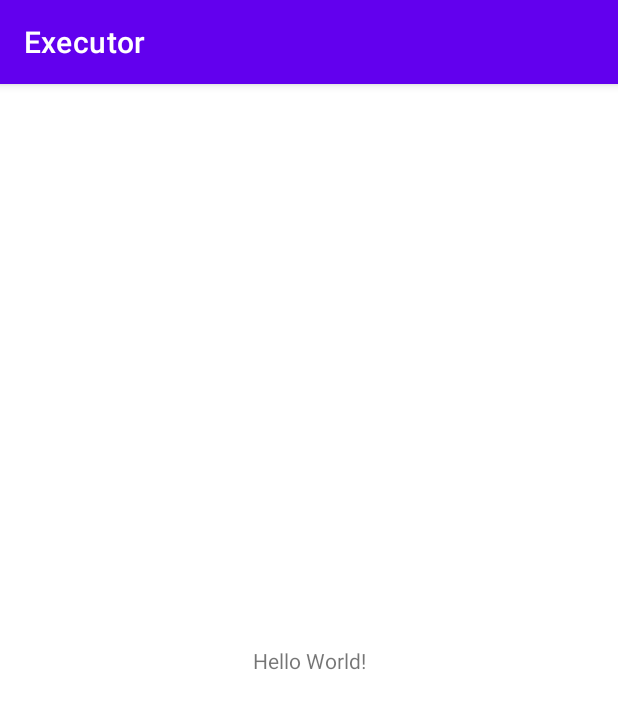
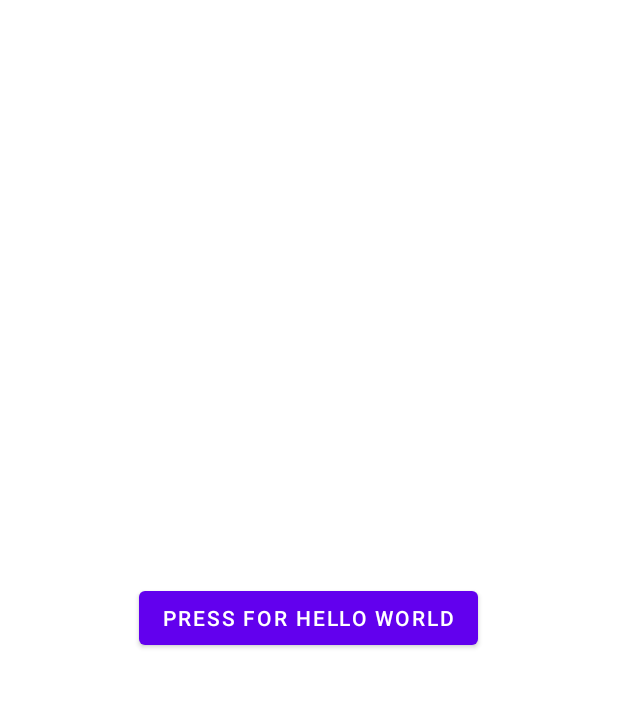
Before and after one commit to rohit-jangid/executor, an Android app: the screen it shows after launch (MainActivity), on a phone screen of 412 x 824 dp. Shown: the top 709 px of the screen. Run offline under Robolectric (Android 15) with nearby library versions, the phone set to English and light mode, and no system bars; our stand-ins replace Dagger/Hilt's generated code.

Commit message:
Basic Executor and Interactor.

```diff
--- a/app/build.gradle
+++ b/app/build.gradle
@@ -1,5 +1,6 @@
 plugins {
     id 'com.android.application'
+    id 'dagger.hilt.android.plugin'
 }
 
 android {
--- a/app/src/main/AndroidManifest.xml
+++ b/app/src/main/AndroidManifest.xml
@@ -3,6 +3,7 @@
     package="com.rohfl.executor">
 
     <application
+        android:name=".App"
         android:allowBackup="true"
         android:icon="@mipmap/ic_launcher"
         android:label="@string/app_name"
--- /dev/null
+++ b/app/src/main/java/com/rohfl/executor/App.java
@@ -0,0 +1,9 @@
+package com.rohfl.executor;
+
+import android.app.Application;
+
+import dagger.hilt.android.HiltAndroidApp;
+
+@HiltAndroidApp
+public class App extends Application {
+}
--- a/app/src/main/java/com/rohfl/executor/MainActivity.java
+++ b/app/src/main/java/com/rohfl/executor/MainActivity.java
@@ -3,12 +3,36 @@ package com.rohfl.executor;
 import androidx.appcompat.app.AppCompatActivity;
 
 import android.os.Bundle;
+import android.widget.Button;
+import android.widget.Toast;
 
-public class MainActivity extends AppCompatActivity {
+
+import com.rohfl.executor.interfaces.FetchHelloWorld;
+
+import javax.inject.Inject;
+
+import dagger.hilt.android.AndroidEntryPoint;
+
+@AndroidEntryPoint
+public class MainActivity extends AppCompatActivity{
+
+    Button button;
+
+    @Inject
+    FetchHelloWorld fetchHelloWorld;
 
     @Override
     protected void onCreate(Bundle savedInstanceState) {
         super.onCreate(savedInstanceState);
         setContentView(R.layout.activity_main);
+
+        button = findViewById(R.id.button);
+
+        button.setOnClickListener(v -> {
+            fetchHelloWorld.fetchHelloWorld(() -> {
+                Toast.makeText(this, "Hello World", Toast.LENGTH_SHORT).show();
+            });
+        });
+
     }
 }
--- /dev/null
+++ b/app/src/main/java/com/rohfl/executor/Module/ActivityModule.java
@@ -0,0 +1,18 @@
+package com.rohfl.executor.Module;
+
+import com.rohfl.executor.impl.FetchHelloWorldImpl;
+import com.rohfl.executor.interfaces.FetchHelloWorld;
+
+import dagger.Binds;
+import dagger.Module;
+import dagger.hilt.InstallIn;
+import dagger.hilt.android.components.ActivityComponent;
+
+@Module
+@InstallIn(ActivityComponent.class)
+public abstract class ActivityModule {
+
+    @Binds
+    public abstract FetchHelloWorld getFetchHelloWorld(FetchHelloWorldImpl fetchHelloWorld);
+
+}
--- /dev/null
+++ b/app/src/main/java/com/rohfl/executor/Module/AppModule.java
@@ -0,0 +1,27 @@
+package com.rohfl.executor.Module;
+
+import com.rohfl.executor.impl.ExecutorImpl;
+import com.rohfl.executor.impl.MainThreadImpl;
+import com.rohfl.executor.interfaces.Executor;
+import com.rohfl.executor.interfaces.MainThread;
+
+import javax.inject.Singleton;
+
+import dagger.Binds;
+import dagger.Module;
+import dagger.hilt.InstallIn;
+import dagger.hilt.components.SingletonComponent;
+
+@Module
+@InstallIn(SingletonComponent.class)
+public abstract class AppModule {
+
+    @Binds
+    @Singleton
+    abstract Executor getExecutor(ExecutorImpl executor);
+
+    @Binds
+    @Singleton
+    abstract MainThread getMainThread(MainThreadImpl mainThread);
+
+}
--- /dev/null
+++ b/app/src/main/java/com/rohfl/executor/impl/ExecutorImpl.java
@@ -0,0 +1,38 @@
+package com.rohfl.executor.impl;
+
+import com.rohfl.executor.interfaces.Executor;
+import com.rohfl.executor.interfaces.Interactor;
+
+import java.util.concurrent.BlockingQueue;
+import java.util.concurrent.LinkedBlockingQueue;
+import java.util.concurrent.ThreadPoolExecutor;
+import java.util.concurrent.TimeUnit;
+
+import javax.inject.Inject;
+
+public class ExecutorImpl implements Executor {
+
+    private static final int CORE_POOL_SIZE = 3;
+    private static final int MAX_POOL_SIZE = 5;
+    private static final int KEEP_ALIVE_TIME = 120;
+    private static final TimeUnit TIME_UNIT = TimeUnit.SECONDS;
+    private static final BlockingQueue<Runnable> WORK_QUEUE = new LinkedBlockingQueue<Runnable>();
+
+    private ThreadPoolExecutor threadPoolExecutor;
+
+    @Inject
+    public ExecutorImpl() {
+        int corePoolSize = CORE_POOL_SIZE;
+        int maxPoolSize = MAX_POOL_SIZE;
+        int keepAliveTime = KEEP_ALIVE_TIME;
+        TimeUnit timeUnit = TIME_UNIT;
+        BlockingQueue<Runnable> workQueue = WORK_QUEUE;
+        threadPoolExecutor =
+                new ThreadPoolExecutor(corePoolSize, maxPoolSize, keepAliveTime, timeUnit, workQueue);
+    }
+
+    @Override
+    public void run(Interactor interactor) {
+        threadPoolExecutor.submit(() -> interactor.run());
+    }
+}
--- /dev/null
+++ b/app/src/main/java/com/rohfl/executor/impl/FetchHelloWorldImpl.java
@@ -0,0 +1,36 @@
+package com.rohfl.executor.impl;
+
+import android.os.Handler;
+
+import com.rohfl.executor.interfaces.Executor;
+import com.rohfl.executor.interfaces.FetchHelloWorld;
+import com.rohfl.executor.interfaces.Interactor;
+import com.rohfl.executor.interfaces.MainThread;
+
+import javax.inject.Inject;
+
+public class FetchHelloWorldImpl implements FetchHelloWorld, Interactor {
+
+    Executor executor;
+    MainThread mainThread;
+    HelloWorldCallBack helloWorldCallBack;
+
+    @Inject
+    public FetchHelloWorldImpl(Executor executor, MainThread mainThread) {
+        this.executor = executor;
+        this.mainThread = mainThread;
+    }
+
+    @Override
+    public void fetchHelloWorld(HelloWorldCallBack helloWorldCallBack) {
+        this.helloWorldCallBack = helloWorldCallBack;
+        executor.run(this);
+    }
+
+    @Override
+    public void run() {
+//        new Handler().postDelayed(() -> {
+            mainThread.post(() -> helloWorldCallBack.gotHelloWorld());
+//        }, 2000);
+    }
+}
--- /dev/null
+++ b/app/src/main/java/com/rohfl/executor/impl/MainThreadImpl.java
@@ -0,0 +1,23 @@
+package com.rohfl.executor.impl;
+
+import android.os.Handler;
+import android.os.Looper;
+
+import com.rohfl.executor.interfaces.MainThread;
+
+import javax.inject.Inject;
+
+public class MainThreadImpl implements MainThread {
+
+    private Handler handler;
+
+    @Inject
+    MainThreadImpl() {
+        this.handler = new Handler(Looper.getMainLooper());
+    }
+
+    public void post(Runnable runnable) {
+        handler.postDelayed(runnable, 2000);
+    }
+
+}
--- /dev/null
+++ b/app/src/main/java/com/rohfl/executor/interfaces/Executor.java
@@ -0,0 +1,6 @@
+package com.rohfl.executor.interfaces;
+
+public interface Executor {
+
+    void run(Interactor interactor);
+}
--- /dev/null
+++ b/app/src/main/java/com/rohfl/executor/interfaces/FetchHelloWorld.java
@@ -0,0 +1,11 @@
+package com.rohfl.executor.interfaces;
+
+public interface FetchHelloWorld {
+
+    interface HelloWorldCallBack {
+        void gotHelloWorld();
+    }
+
+    void fetchHelloWorld(HelloWorldCallBack helloWorldCallBack);
+
+}
--- /dev/null
+++ b/app/src/main/java/com/rohfl/executor/interfaces/Interactor.java
@@ -0,0 +1,6 @@
+package com.rohfl.executor.interfaces;
+
+public interface Interactor {
+
+    void run();
+}
--- /dev/null
+++ b/app/src/main/java/com/rohfl/executor/interfaces/MainThread.java
@@ -0,0 +1,6 @@
+package com.rohfl.executor.interfaces;
+
+public interface MainThread {
+
+    void post(final Runnable runnable);
+}
--- a/app/src/main/res/layout/activity_main.xml
+++ b/app/src/main/res/layout/activity_main.xml
@@ -1,18 +1,16 @@
 <?xml version="1.0" encoding="utf-8"?>
-<androidx.constraintlayout.widget.ConstraintLayout xmlns:android="http://schemas.android.com/apk/res/android"
+<LinearLayout xmlns:android="http://schemas.android.com/apk/res/android"
     xmlns:app="http://schemas.android.com/apk/res-auto"
     xmlns:tools="http://schemas.android.com/tools"
     android:layout_width="match_parent"
     android:layout_height="match_parent"
-    tools:context=".MainActivity">
+    tools:context=".MainActivity"
+    android:gravity="center">
 
-    <TextView
+    <Button
+        android:id="@+id/button"
         android:layout_width="wrap_content"
         android:layout_height="wrap_content"
-        android:text="Hello World!"
-        app:layout_constraintBottom_toBottomOf="parent"
-        app:layout_constraintLeft_toLeftOf="parent"
-        app:layout_constraintRight_toRightOf="parent"
-        app:layout_constraintTop_toTopOf="parent" />
+        android:text="@string/press_for_hello_world" />
 
-</androidx.constraintlayout.widget.ConstraintLayout>
+</LinearLayout>
--- a/app/src/main/res/values-night/themes.xml
+++ /dev/null
@@ -1,16 +0,0 @@
-<resources xmlns:tools="http://schemas.android.com/tools">
-    <!-- Base application theme. -->
-    <style name="Theme.Executor" parent="Theme.MaterialComponents.DayNight.DarkActionBar">
-        <!-- Primary brand color. -->
-        <item name="colorPrimary">@color/purple_200</item>
-        <item name="colorPrimaryVariant">@color/purple_700</item>
-        <item name="colorOnPrimary">@color/black</item>
-        <!-- Secondary brand color. -->
-        <item name="colorSecondary">@color/teal_200</item>
-        <item name="colorSecondaryVariant">@color/teal_200</item>
-        <item name="colorOnSecondary">@color/black</item>
-        <!-- Status bar color. -->
-        <item name="android:statusBarColor" tools:targetApi="l">?attr/colorPrimaryVariant</item>
-        <!-- Customize your theme here. -->
-    </style>
-</resources>
--- a/app/src/main/res/values/strings.xml
+++ b/app/src/main/res/values/strings.xml
@@ -1,3 +1,4 @@
 <resources>
     <string name="app_name">Executor</string>
+    <string name="press_for_hello_world">Press For Hello World</string>
 </resources>
--- a/app/src/main/res/values/themes.xml
+++ b/app/src/main/res/values/themes.xml
@@ -1,6 +1,6 @@
 <resources xmlns:tools="http://schemas.android.com/tools">
     <!-- Base application theme. -->
-    <style name="Theme.Executor" parent="Theme.MaterialComponents.DayNight.DarkActionBar">
+    <style name="Theme.Executor" parent="Theme.MaterialComponents.Light.NoActionBar">
         <!-- Primary brand color. -->
         <item name="colorPrimary">@color/purple_500</item>
         <item name="colorPrimaryVariant">@color/purple_700</item>
--- a/build.gradle
+++ b/build.gradle
@@ -6,6 +6,7 @@ buildscript {
     }
     dependencies {
         classpath "com.android.tools.build:gradle:7.0.4"
+        classpath 'com.google.dagger:hilt-android-gradle-plugin:2.38.1'
 
         // NOTE: Do not place your application dependencies here; they belong
         // in the individual module build.gradle files
```
